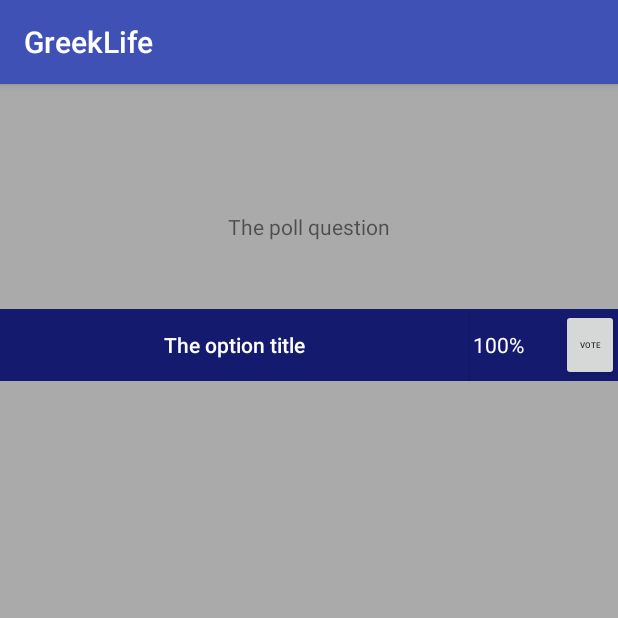
After one commit to GreekLife/GreekLifeAndroid, an Android app: the VotingActivity screen opened directly, with no data from a screen before it, on a phone screen of 412 x 824 dp, the top half of it. The commit adds this screen. Run offline under Robolectric (Android 15) with nearby library versions, the phone set to English and light mode, and no system bars.

Commit message:
setup voting

```diff
--- a/GreekLife/app/build.gradle
+++ b/GreekLife/app/build.gradle
@@ -60,4 +60,5 @@ dependencies {
 
 
 
+
 apply plugin: 'com.google.gms.google-services'
--- a/GreekLife/app/src/main/AndroidManifest.xml
+++ b/GreekLife/app/src/main/AndroidManifest.xml
@@ -100,9 +100,11 @@
         </service>
 
         <activity android:name=".PollActivity" />
-        <activity android:name=".CreatePollActivity"
+        <activity
+            android:name=".CreatePollActivity"
             android:configChanges="keyboardHidden|orientation"
-            android:parentActivityName=".PollActivity"/>
+            android:parentActivityName=".PollActivity" />
+        <activity android:name=".VotingActivity"></activity>
     </application>
 
 </manifest>
--- a/GreekLife/app/src/main/java/fraternityandroid/greeklife/Globals.java
+++ b/GreekLife/app/src/main/java/fraternityandroid/greeklife/Globals.java
@@ -50,7 +50,6 @@ public class Globals {
 
     private ArrayList<Poll> mPolls;
     private ArrayList<Poll> temporaryPolls;
-    private ArrayList<String> mCreatePollOptions;
 
     private Context mContext;
 
@@ -124,13 +123,6 @@ public class Globals {
     public void setTemporaryPolls(ArrayList<Poll> polls){this.temporaryPolls = polls;}
     public ArrayList<Poll> getTemporaryPolls(){return this.temporaryPolls;}
 
-    public void addCreatePoll(int index, String val) {
-        mCreatePollOptions.add(index, val);
-    }
-    public ArrayList<String> getCreatePollOptions(){return mCreatePollOptions;}
-    public void setCreatePollOptions(ArrayList<String> list){ this.mCreatePollOptions = list;}
-
-
 
     public static synchronized Globals getInstance(){
         if(instance == null){
--- a/GreekLife/app/src/main/java/fraternityandroid/greeklife/Options.java
+++ b/GreekLife/app/src/main/java/fraternityandroid/greeklife/Options.java
@@ -1,4 +1,6 @@
 package fraternityandroid.greeklife;
+
+import java.util.ArrayList;
 
 /**
  * Created by jonahelbaz on 2017-12-28.
@@ -9,6 +11,7 @@ public class Options {
     private String option;
     private int votes;
     private String percent;
+    private ArrayList<String> voters;
 
     public Options(String option) {
         this.option = option;
@@ -19,7 +22,11 @@ public class Options {
     public String getOption(){return this.option;}
     public int getVotes() {return this.votes;}
     public String getPercent() {return this.percent;}
+    public ArrayList<String> getVoters() {return voters;}
 
     public void setVotes(int votes) {this.votes = votes;}
     public void setPercent(String percent){ this.percent = percent;}
+    public void setVoters(String voter){voters.add(voter);}
+    public void setVotersArray(ArrayList<String> voters){this.voters = voters;}
+
 }
--- a/GreekLife/app/src/main/java/fraternityandroid/greeklife/PollActivity.java
+++ b/GreekLife/app/src/main/java/fraternityandroid/greeklife/PollActivity.java
@@ -113,19 +113,6 @@ public class PollActivity extends AppCompatActivity {
                                 for(int i = 0; i < globals.getPolls().size(); i++) {
                                     mList.expandGroup(i, false);
                                 }
-
-                                mList.setOnChildClickListener(new ExpandableListView.OnChildClickListener() {
-
-                                    @Override
-                                    public boolean onChildClick(ExpandableListView parent, View v,
-                                                                int groupPosition, int childPosition, long id) {
-
-
-
-                                        return true;
-
-                                    }
-                                });
 
                                 pollAdapter.notifyDataSetChanged();
                                 findViewById(R.id.loadingPanel).setVisibility(View.GONE);
--- a/GreekLife/app/src/main/java/fraternityandroid/greeklife/PollAdapter.java
+++ b/GreekLife/app/src/main/java/fraternityandroid/greeklife/PollAdapter.java
@@ -3,6 +3,7 @@ package fraternityandroid.greeklife;
 import android.app.AlertDialog;
 import android.content.Context;
 import android.content.DialogInterface;
+import android.content.Intent;
 import android.os.Build;
 import android.view.LayoutInflater;
 import android.view.View;
@@ -118,7 +119,7 @@ public class PollAdapter extends BaseExpandableListAdapter {
     }
 
     @Override
-    public View getGroupView(int position, boolean isLastChild, View convertView,
+    public View getGroupView(final int position, boolean isLastChild, View convertView,
                              ViewGroup parent) {
         if (mPolls != null) {
             final Globals globals = Globals.getInstance();
@@ -132,7 +133,6 @@ public class PollAdapter extends BaseExpandableListAdapter {
             final TextView name = (TextView) convertView.findViewById(R.id.Name);
             final TextView title = (TextView) convertView.findViewById(R.id.Title);
             final TextView date = (TextView) convertView.findViewById(R.id.Date);
-            final Button results = (Button) convertView.findViewById(R.id.Results);
             final Button vote = (Button) convertView.findViewById(R.id.Vote);
             final Button delete = (Button) convertView.findViewById(R.id.DeletePoll);
 
@@ -214,6 +214,15 @@ public class PollAdapter extends BaseExpandableListAdapter {
                 }
             });
 
+            vote.setOnClickListener(new View.OnClickListener() {
+                @Override
+                public void onClick(View v) {
+                    Intent vote = new Intent(context, VotingActivity.class);
+                    vote.putExtra("Poll", mPolls.get(wPosition).getOptions());
+                    context.startActivity(vote);
+                }
+            });
+
         }
 
         return convertView;
--- /dev/null
+++ b/GreekLife/app/src/main/java/fraternityandroid/greeklife/VotingActivity.java
@@ -0,0 +1,16 @@
+package fraternityandroid.greeklife;
+
+import android.support.v7.app.AppCompatActivity;
+import android.os.Bundle;
+
+public class VotingActivity extends AppCompatActivity {
+
+    @Override
+    protected void onCreate(Bundle savedInstanceState) {
+        super.onCreate(savedInstanceState);
+        setContentView(R.layout.activity_voting);
+
+
+    }
+
+}
--- /dev/null
+++ b/GreekLife/app/src/main/res/layout/activity_voting.xml
@@ -0,0 +1,80 @@
+<?xml version="1.0" encoding="utf-8"?>
+<android.support.constraint.ConstraintLayout xmlns:android="http://schemas.android.com/apk/res/android"
+    xmlns:app="http://schemas.android.com/apk/res-auto"
+    xmlns:tools="http://schemas.android.com/tools"
+    android:layout_width="match_parent"
+    android:layout_height="match_parent"
+    android:background="#AAA"
+    tools:context="fraternityandroid.greeklife.VotingActivity">
+
+    <LinearLayout
+        android:layout_width="0dp"
+        android:layout_height="0dp"
+        android:orientation="vertical"
+        app:layout_constraintBottom_toBottomOf="parent"
+        app:layout_constraintEnd_toEndOf="parent"
+        app:layout_constraintStart_toStartOf="parent"
+        app:layout_constraintTop_toTopOf="parent">
+
+        <LinearLayout
+            android:layout_width="match_parent"
+            android:layout_height="wrap_content"
+            android:orientation="vertical">
+
+        <TextView
+            android:id="@+id/textView3"
+            android:layout_marginTop="80dp"
+            android:layout_marginBottom="40dp"
+            android:padding="5dp"
+            android:layout_width="match_parent"
+            android:layout_height="wrap_content"
+            android:textAlignment="center"
+            android:text="The poll question" />
+
+        </LinearLayout>
+
+        <ScrollView
+            android:layout_width="match_parent"
+            android:layout_height="fill_parent">
+
+            <LinearLayout
+                android:layout_width="match_parent"
+                android:layout_height="wrap_content"
+                android:orientation="vertical" >
+                <LinearLayout
+                    android:layout_width="match_parent"
+                    android:layout_height="wrap_content"
+                    android:background="#141A6E"
+                    android:orientation="horizontal" >
+                    <Button
+                        android:id="@+id/textView4"
+                        android:layout_width="match_parent"
+                        android:layout_height="wrap_content"
+                        android:background="#141A6E"
+                        android:textColor="#fff"
+                        android:layout_weight=".2"
+                        android:textAllCaps="false"
+                        android:text="The option title" />
+                    <TextView
+                        android:id="@+id/Percent"
+                        android:layout_width="match_parent"
+                        android:layout_height="wrap_content"
+                        android:padding="3dp"
+                        android:textColor="#fff"
+                        android:layout_weight="0.7"
+                        android:layout_gravity="center"
+                        android:text="100%" />
+                    <Button
+                        android:id="@+id/Vote"
+                        android:layout_width="wrap_content"
+                        android:layout_height="wrap_content"
+                        android:layout_weight=".1"
+                        android:textSize="5sp"
+                        android:layout_gravity="center"
+                        android:text="Vote" />
+                </LinearLayout>
+
+            </LinearLayout>
+        </ScrollView>
+    </LinearLayout>
+</android.support.constraint.ConstraintLayout>
--- a/GreekLife/app/src/main/res/layout/poll_greater_cell.xml
+++ b/GreekLife/app/src/main/res/layout/poll_greater_cell.xml
@@ -46,15 +46,6 @@
             android:orientation="horizontal">
 
             <Button
-                android:id="@+id/Results"
-                android:layout_width="30dp"
-                android:layout_height="30dp"
-                android:layout_weight="0.2"
-                android:textSize="5sp"
-                android:layout_marginEnd="5dp"
-                android:text="Result" />
-
-            <Button
                 android:id="@+id/Vote"
                 android:layout_width="30dp"
                 android:layout_height="30dp"
```
